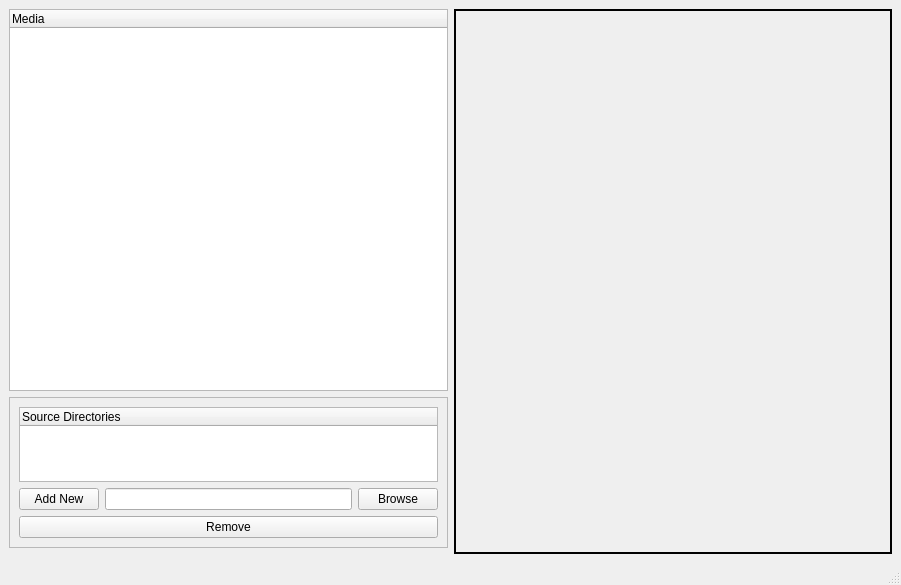
namboy94/toktokkie, file toktokkie/ui/qt/qt_designer/metadata_configurator.ui: the form before one commit.
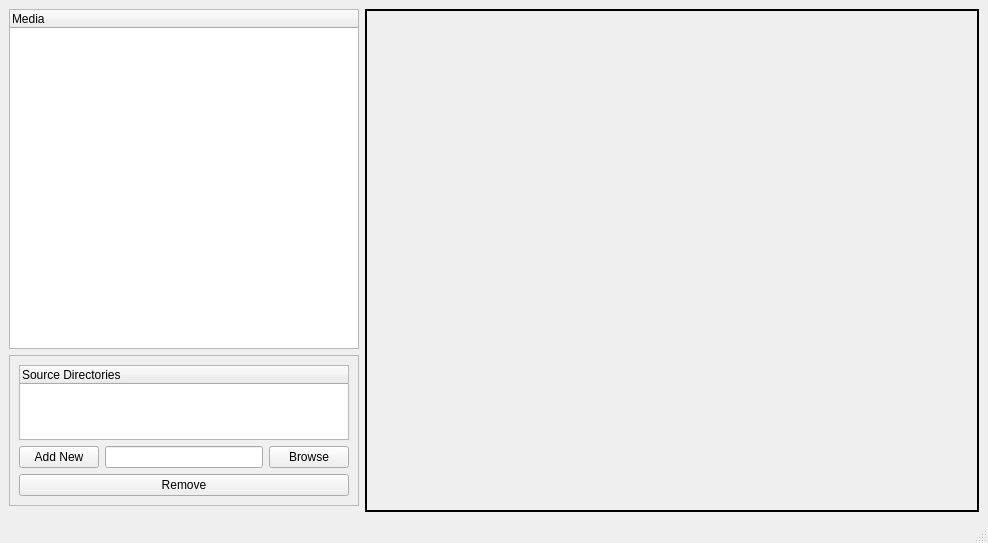
The form after the commit.

What changed in the file:
```diff
--- a/toktokkie/ui/qt/qt_designer/metadata_configurator.ui
+++ b/toktokkie/ui/qt/qt_designer/metadata_configurator.ui
@@ -6,8 +6,8 @@
    <rect>
     <x>0</x>
     <y>0</y>
-    <width>901</width>
-    <height>585</height>
+    <width>988</width>
+    <height>543</height>
    </rect>
   </property>
   <property name="windowTitle">
@@ -32,6 +32,12 @@
     </item>
     <item row="1" column="0">
      <widget class="QTreeWidget" name="media_tree">
+      <property name="maximumSize">
+       <size>
+        <width>350</width>
+        <height>16777215</height>
+       </size>
+      </property>
       <property name="contextMenuPolicy">
        <enum>Qt::CustomContextMenu</enum>
       </property>
@@ -53,6 +59,12 @@
         <verstretch>0</verstretch>
        </sizepolicy>
       </property>
+      <property name="maximumSize">
+       <size>
+        <width>350</width>
+        <height>16777215</height>
+       </size>
+      </property>
       <property name="frameShape">
        <enum>QFrame::StyledPanel</enum>
       </property>
```
Left out of the diff: 2 changed lines with no effect on the pictures.
